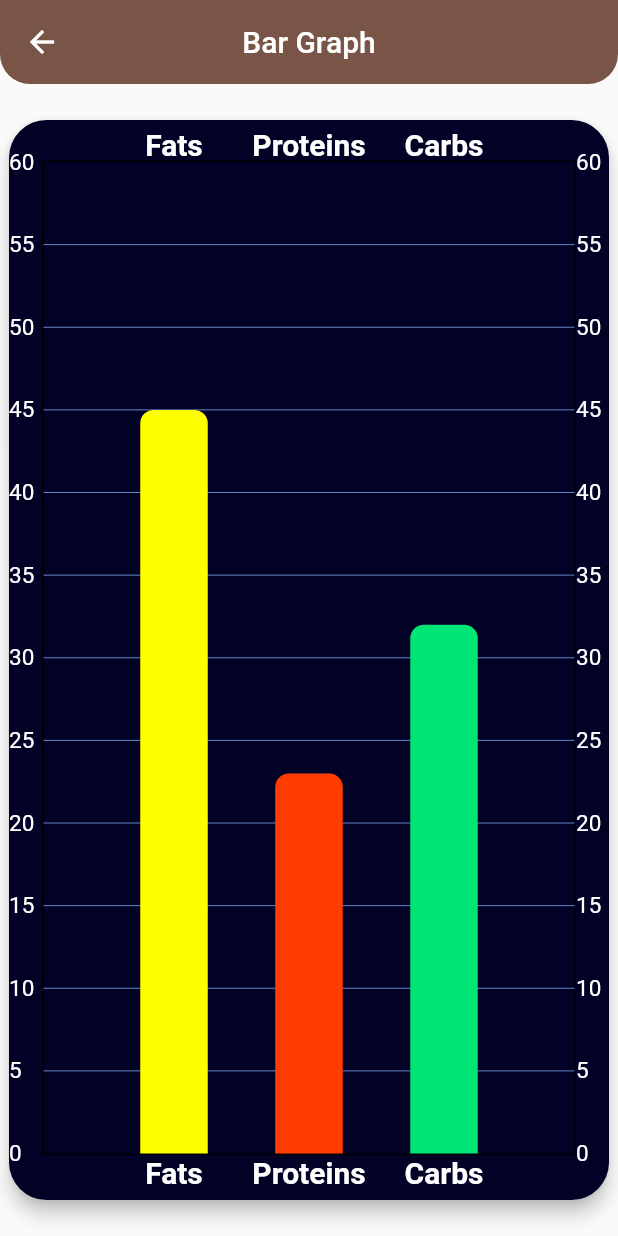
After one commit to ParamShah03/Food_App, a Flutter app: the BarCard screen opened directly, on a phone screen of 412 x 824 dp. The commit adds this screen. Run offline on Flutter 3.47's test engine with Material 2 defaults, Android fonts, the phone set to English and light mode, and no system bars; drawn by our look-alikes of fl_chart; our stand-ins replace cloud_firestore, firebase_auth, firebase_storage, form_field_validator, google_fonts, google_nav_bar and 5 more; accounts and stored records are empty; network calls fail.

Commit message:
Bar Graph Done

```diff
--- /dev/null
+++ b/lib/Models/BarData.dart
@@ -0,0 +1,61 @@
+import 'package:fl_chart/fl_chart.dart';
+import 'package:flutter/material.dart';
+
+class Data{
+  final int id;
+  final String name;
+  final double y;
+  final Color color;
+
+  Data({
+    required this.id,
+    required this.name,
+    required this.color,
+    required this.y
+});
+}
+
+class BarData{
+  static int interval =5;
+  static List<Data> barData =[
+    Data(
+        id: 0,
+        name: 'Fats',
+        color: Colors.yellowAccent,
+        y: 45),
+    Data(
+        id: 1,
+        name: 'Proteins',
+        color: Colors.deepOrangeAccent[400]!,
+        y: 23),
+    Data(
+        id: 3,
+        name: 'Carbs',
+        color: Colors.greenAccent[400]!,
+        y: 32),
+  ];
+}
+
+class BarTitles{
+  static AxisTitles getSideTitles() => AxisTitles(
+    sideTitles: SideTitles(
+      showTitles: true,
+      reservedSize: 22.0,
+      getTitlesWidget: (value, meta) =>
+          Text(value.toInt().toString(),
+              style: TextStyle(color: Colors.white, fontSize: 15)),
+      interval: 5.0,
+    ),
+  );
+  static AxisTitles getTopBottomTitles() => AxisTitles(
+    sideTitles: SideTitles(
+      showTitles: true,
+      getTitlesWidget: (value, meta) =>
+          Text(BarData.barData
+              .firstWhere((element) => element.id == value.toInt()).name,
+              style: TextStyle(color: Colors.white, fontSize: 20, fontWeight: FontWeight.bold)),
+      interval: 5.0,
+    ),
+  );
+
+}
--- /dev/null
+++ b/lib/Screens/BarChart.dart
@@ -0,0 +1,113 @@
+import 'package:app/Models/Nutrients_model.dart';
+import 'package:app/Screens/home.dart';
+import 'package:fl_chart/fl_chart.dart';
+import 'package:flutter/material.dart';
+import 'package:page_transition/page_transition.dart';
+
+import '../Models/BarData.dart';
+
+class BarCard extends StatelessWidget {
+  const BarCard({Key? key}) : super(key: key);
+
+  @override
+  Widget build(BuildContext context) {
+    return Scaffold(
+      appBar: AppBar(
+        title: Text('Bar Graph'),
+        centerTitle: true,
+        leading: IconButton(
+            onPressed: (){
+              Navigator.pushReplacement(context, PageTransition(
+                  type: PageTransitionType.rotate,
+                  alignment: Alignment.bottomCenter,
+                  child: Home()),);
+            },
+            icon: Icon(Icons.arrow_back_outlined)),
+        backgroundColor: Colors.brown,
+        shape: const RoundedRectangleBorder(
+            borderRadius: BorderRadius.vertical(bottom: Radius.circular(20))),
+        elevation: 0,
+      ),
+      body: Padding(
+        padding: const EdgeInsets.only(top: 20, bottom: 20, left: 2, right: 2),
+        child: Card(
+          elevation: 5,
+          shape: RoundedRectangleBorder(
+            borderRadius: BorderRadius.circular(25)
+          ),
+          color: Color(0xff020227),
+          child: Padding(
+            padding: EdgeInsets.only(top: 5,bottom: 8),
+            child: BarChartWidget(),
+          ),
+        ),
+      ),
+    );
+  }
+}
+
+
+class BarChartWidget extends StatefulWidget {
+  const BarChartWidget({Key? key}) : super(key: key);
+
+  @override
+  State<BarChartWidget> createState() => _BarChartWidgetState();
+}
+
+class _BarChartWidgetState extends State<BarChartWidget> {
+  @override
+  Widget build(BuildContext context) {
+    return BarChart(
+        BarChartData(
+          alignment: BarChartAlignment.center,
+          maxY: 60,
+          minY: 0,
+          groupsSpace: 45,
+          barTouchData: BarTouchData(enabled: true),
+          titlesData: FlTitlesData(
+            leftTitles: BarTitles.getSideTitles(),
+            rightTitles: BarTitles.getSideTitles(),
+            bottomTitles: BarTitles.getTopBottomTitles(),
+            topTitles: BarTitles.getTopBottomTitles()
+          ),
+          gridData: FlGridData(
+            checkToShowHorizontalLine: (value)=> value % BarData.interval == 0.0 ,
+            getDrawingVerticalLine: (value){
+              return FlLine(
+                strokeWidth: 0.0
+              );
+            },
+            getDrawingHorizontalLine: (value){
+              if(value==0) {
+                return FlLine(
+                  color: Colors.blueAccent[100],
+                  strokeWidth: 1,
+                );
+              } else {
+                return FlLine(
+                  color: Colors.blueAccent[100],
+                  strokeWidth: 0.5,
+                );
+              }
+            }
+          ),
+          barGroups: BarData.barData
+              .map((data) => BarChartGroupData(
+            x: data.id,
+            barRods: [
+              BarChartRodData(
+                fromY: 0,
+                toY: data.y,
+                width: 45,
+                color: data.color,
+                borderRadius: BorderRadius.only(
+                    topLeft: Radius.circular(9),
+                    topRight: Radius.circular(9)),
+              ),
+            ],
+          )
+          ).toList(),
+        )
+    );
+  }
+}
--- a/lib/Service/NutrientsApi.dart
+++ b/lib/Service/NutrientsApi.dart
@@ -5,10 +5,10 @@ import '../Models/Cuisine_model.dart';
 
 class NutrientsService{
   var results= <NutrientsModel>[];
-  Future<List<NutrientsModel>> getNutrientsData(int? minCarbs,maxCarbs) async{
+  Future<List<NutrientsModel>> getNutrientsData(String? Url) async{
     String apiKey = "790a770402d74aa7904fec399c6f59b4";
-    String baseUrl = "https://api.spoonacular.com/recipes/findByNutrients";
-    String url = "$baseUrl?minCarbs=$minCarbs&maxCarbs=$maxCarbs&number=2&apiKey=$apiKey";
+    String baseUrl = "https://api.spoonacular.com/food/images/analyze";
+    String url = "$baseUrl?imageUrl=$Url&apiKey=$apiKey";
     http.Response response = await http.get(Uri.parse(url));
     try{
       if (response.statusCode == 200){
--- a/lib/Service/apiService.dart
+++ b/lib/Service/apiService.dart
@@ -21,7 +21,7 @@ class ApiService {
   getApiData(String? query) async {
     // the entire response body is known in advance
     http.Response response = await http.get(Uri.parse(// converted to URL
-        'https://api.spoonacular.com/recipes/random?apiKey=790a770402d74aa7904fec399c6f59b4&number=3'
+        'https://api.spoonacular.com/recipes/random?apiKey=790a770402d74aa7904fec399c6f59b4&number=1'
     ));
     try{// unhandled exception
       if(response.statusCode == 200) // properly working
--- a/lib/main.dart
+++ b/lib/main.dart
@@ -1,7 +1,7 @@
 import 'package:app/LogIn/SignIn.dart';
 import 'package:app/Screens/home.dart';
 import 'package:flutter/material.dart';
-import 'package:firebase_core/firebase_core.dart';
+import 'packaggie:firebase_core/firebase_core.dart';
 import 'package:firebase_auth/firebase_auth.dart';
 import 'package:provider/provider.dart';
 import 'Screens/home.dart';
--- a/pubspec.yaml
+++ b/pubspec.yaml
@@ -49,6 +49,7 @@ dependencies:
   html: ^0.15.1
   sliding_up_panel: ^2.0.0+1
   image_picker: ^0.8.6
+  fl_chart: ^0.55.2
   path_provider: ^2.0.11
   file_picker: ^5.2.4
   firebase_storage: ^11.0.10
```
Also changed, not shown: lib/Models/Nutrients_model.dart (+166 -35 lines), lib/Screens/Nutrition.dart (+10 -0 lines), pubspec.lock.
